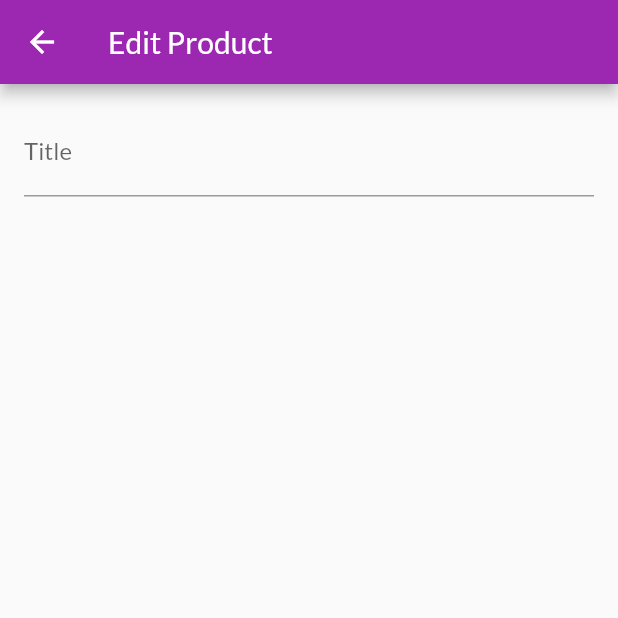
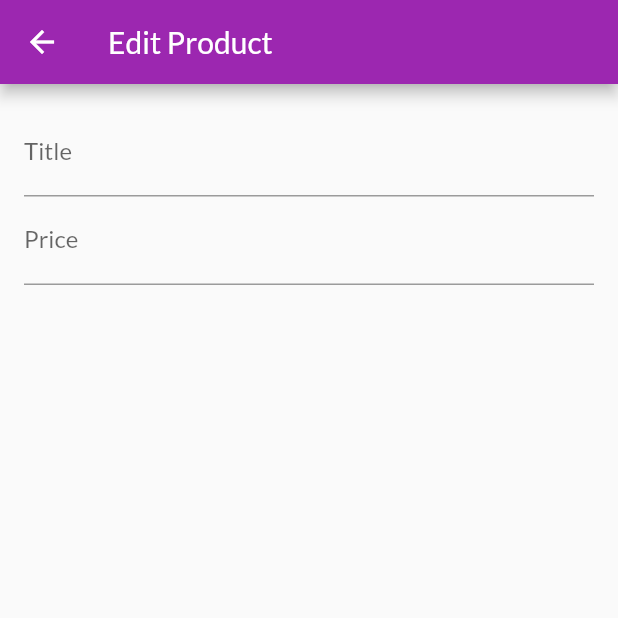
Before and after one commit to haohmaru3000/mobile-shopping-cart, a Flutter app: the EditProductScreen screen opened by its route, on a phone screen of 412 x 824 dp, the top half of it. Run offline on Flutter 3.47's test engine with Material 2 defaults, Android fonts, the light colour scheme and no system bars; network calls fail.

Commit message:
Managing form input focus

```diff
--- a/lib/screens/edit_product_screen.dart
+++ b/lib/screens/edit_product_screen.dart
@@ -18,6 +18,8 @@ class EditProductScreen extends StatefulWidget {
 
 /* The state which is related to EditProductScreen widget */
 class _EditProductScreenState extends State<EditProductScreen> {
+  final _priceFocusNode = FocusNode();
+
   @override
   Widget build(BuildContext context) {
     // Standalone page
@@ -35,6 +37,17 @@ class _EditProductScreenState extends State<EditProductScreen> {
                   labelText: 'Title',
                 ),
                 textInputAction: TextInputAction.next,
+                onFieldSubmitted: (_) {
+                  FocusScope.of(context).requestFocus(_priceFocusNode);
+                },
+              ),
+              TextFormField(
+                decoration: const InputDecoration(
+                  labelText: 'Price',
+                ),
+                textInputAction: TextInputAction.next,
+                keyboardType: TextInputType.number,
+                focusNode: _priceFocusNode,
               ),
             ],
           ),
```
